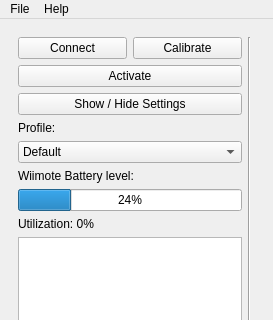
pnegre/python-whiteboard, file stuff/mainwindow.ui: the form before one commit; both pictures show x 0 to 273 and y 0 to 320 of the 273 by 565 pixel window.
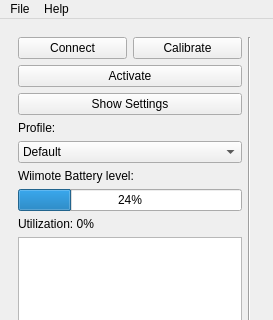
The form after the commit.

Commit message: Changed showSettings button to two-state

The edit to the form file:
```diff
--- a/stuff/mainwindow.ui
+++ b/stuff/mainwindow.ui
@@ -84,7 +84,16 @@
                <item>
                 <widget class="QPushButton" name="pushButtonSettings">
                  <property name="text">
-                  <string>Show / Hide Settings</string>
+                  <string>Show Settings</string>
+                 </property>
+                 <property name="checkable">
+                  <bool>true</bool>
+                 </property>
+                 <property name="autoDefault">
+                  <bool>false</bool>
+                 </property>
+                 <property name="flat">
+                  <bool>false</bool>
                  </property>
                 </widget>
                </item>
```
Left out of the diff: 2 changed lines with no effect on the pictures. The commit also changes 4 other files.
